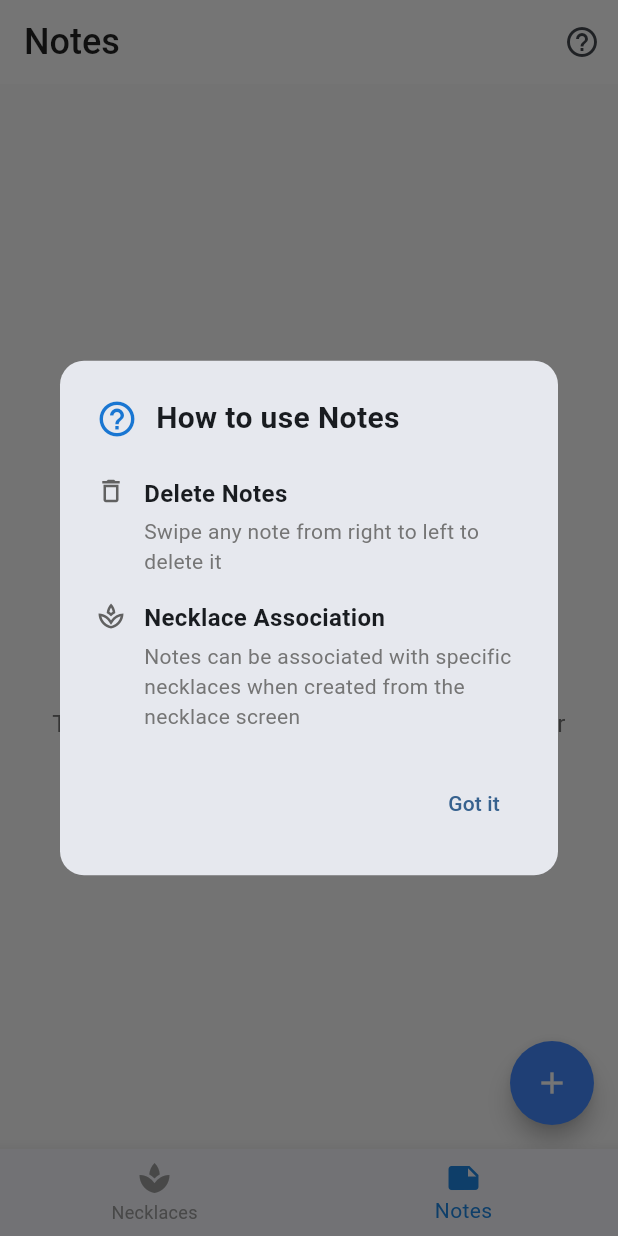
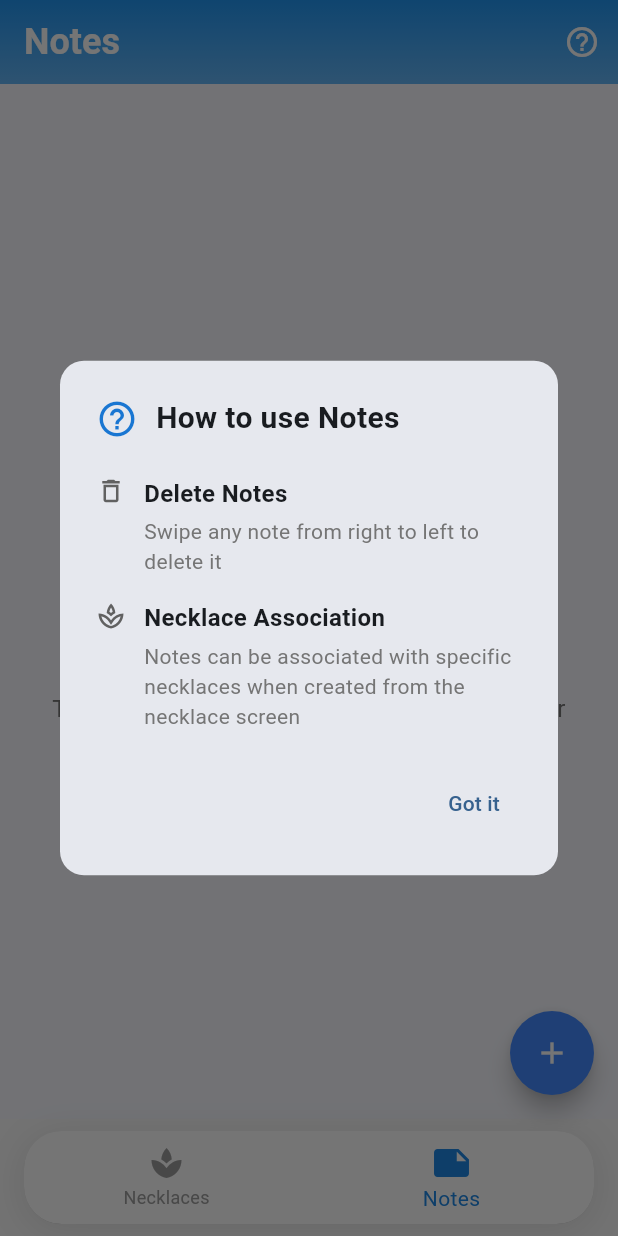
Before and after one commit to TylerHight/calming-necklace, a Flutter app: the screen it shows after launch, item 2 of the bottom bar chosen, after a tap on the "help outline" icon, on a phone screen of 412 x 824 dp. Run offline on Flutter 3.47's test engine with Material 3 defaults, Android fonts, the phone set to English and light mode, and no system bars; our stand-ins replace equatable, flutter_bloc, flutter_blue_plus, logger, numberpicker, permission_handler and 3 more; missing offline and left inert: bloc_test, mockito; accounts and stored records are empty.

Commit message:
feat: add app bar and navigation bar constants with gradient and shadow styles

```diff
--- a/lib/core/ui/ui_constants.dart
+++ b/lib/core/ui/ui_constants.dart
@@ -1,6 +1,34 @@
 import 'package:flutter/material.dart';
 
 class UIConstants {
+  // App Bar
+  static const List<Color> appBarGradientColors = [
+    Color(0xFF42A5F5),  // Light blue
+    Color(0xFF1976D2),  // Darker blue
+  ];
+  static const Color appBarTitleColor = Colors.white;
+  static const Color appBarIconColor = Colors.white;
+  static const double appBarElevation = 0.0;
+  static const double appBarHeight = 56.0;
+  static const EdgeInsets appBarPadding = EdgeInsets.symmetric(horizontal: 16.0);
+
+  // Timed Toggle Button Shadows
+  static const List<BoxShadow> timedToggleButtonShadows = [
+    BoxShadow(
+      color: Color(0x29000000),  // 16% opacity black
+      blurRadius: 12.0,
+      spreadRadius: 1.0,
+      offset: Offset(0, 3),
+    ),
+  ];
+  static const List<BoxShadow> timedToggleButtonPressedShadows = [
+    BoxShadow(
+      color: Color(0x40000000),  // 25% opacity black
+      blurRadius: 8.0,
+      offset: Offset(0, 2),
+    ),
+  ];
+
   // General
   static const Color floatingActionButtonColor = Colors.blueAccent; // Blue color for Floating Action Buttons
 
@@ -68,8 +96,8 @@ class UIConstants {
   static const double timedToggleButtonHeight = 55.0;
   static const double timedToggleButtonIconSize = 32.0;
   static const double timedToggleButtonSpacing = 12.0;  // Spacing between buttons
-  static const double timedToggleButtonBorderRadius = 30.0;
-  static const double timedToggleButtonBoxShadowBlurRadius = 8.0;
+  static const double timedToggleButtonBorderRadius = 27.5;  // Half of height for perfect circle
+  static const double timedToggleButtonBoxShadowBlurRadius = 12.0;
   static const Offset timedToggleButtonBoxShadowOffset = Offset(0, 2);
   static const double countdownTimerTextSize = 16.0;
 
@@ -90,4 +118,19 @@ class UIConstants {
   static const Color deviceSelectorBorderColor = Color(0xFFB0BEC5); // Darker border color
   static const Color deviceSelectorTextColor = Color(0xFF455A64); // Darker text color
   static const Color deviceSelectorIconColor = Color(0xFF455A64); // Darker icon color
+
+  // Navigation Bar
+  static const double navigationBarHeight = 60.0;
+  static const double navigationBarElevation = 8.0;
+  static const double navigationBarBorderRadius = 25.0;
+  static const EdgeInsets navigationBarMargin = EdgeInsets.symmetric(
+    horizontal: 16.0,
+    vertical: 8.0,
+  );
+  static const Color navigationBarSelectedColor = Color(0xFF1976D2);  // Blue
+  static const Color navigationBarUnselectedColor = Color(0xFF9E9E9E);  // Grey
+  static const double navigationBarSelectedIconSize = 28.0;
+  static const double navigationBarUnselectedIconSize = 24.0;
+  static const double navigationBarLabelFontSize = 12.0;
+  static const FontWeight navigationBarLabelWeight = FontWeight.w500;
 }
--- a/lib/features/necklaces_screen/presentation/necklaces_screen.dart
+++ b/lib/features/necklaces_screen/presentation/necklaces_screen.dart
@@ -76,20 +76,33 @@ class _NecklacesScreenState extends State<NecklacesScreen> {
         ),
       ),
       appBar: AppBar(
+        flexibleSpace: Container(
+          decoration: BoxDecoration(
+            gradient: LinearGradient(
+              begin: Alignment.bottomCenter,
+              end: Alignment.topCenter,
+              colors: [
+                Colors.blue.shade300,
+                Colors.blue.shade500,
+              ],
+            ),
+          ),
+        ),
         title: const Text(
           'My Necklaces',
           style: TextStyle(
-            color: Colors.black87,
+            color: Colors.white,
             fontWeight: FontWeight.w500,
             fontSize: 24,
           ),
         ),
-        backgroundColor: Colors.white,
+        backgroundColor: Colors.transparent,
         elevation: 0,
         actions: <Widget>[
           IconButton(
             icon: const Icon(Icons.help_outline),
             tooltip: 'How to use necklaces',
+            color: Colors.white,
             onPressed: () {
               showDialog(
                 context: context,
@@ -105,8 +118,8 @@ class _NecklacesScreenState extends State<NecklacesScreen> {
             return const Center(child: CircularProgressIndicator());
           } else if (state is NecklacesLoaded) {
             return state.necklaces.isEmpty
-              ? _buildEmptyState()
-              : _buildNecklaceList(state.necklaces);
+                ? _buildEmptyState()
+                : _buildNecklaceList(state.necklaces);
           } else if (state is NecklacesError) {
             return Center(child: Text(state.message));
           }
--- a/lib/features/necklaces_screen/widgets/necklace_panel/components/timed_toggle_button.dart
+++ b/lib/features/necklaces_screen/widgets/necklace_panel/components/timed_toggle_button.dart
@@ -191,9 +191,10 @@ class _TimedToggleButtonState extends State<_TimedToggleButtonView> {
                 borderRadius: BorderRadius.circular(UIConstants.timedToggleButtonBorderRadius),
                 boxShadow: isLightOn ? [
                   BoxShadow(
-                    color: widget.activeColor!.withOpacity(0.4),
-                    blurRadius: UIConstants.timedToggleButtonBoxShadowBlurRadius,
-                    offset: UIConstants.timedToggleButtonBoxShadowOffset,
+                    color: widget.activeColor!.withOpacity(0.3),
+                    blurRadius: 12,
+                    spreadRadius: 2,
+                    offset: const Offset(0, 3),
                   ),
                 ] : null,
               ),
--- a/lib/features/notes/presentation/notes_screen.dart
+++ b/lib/features/notes/presentation/notes_screen.dart
@@ -39,20 +39,26 @@ class _NotesScreenState extends State<NotesScreen> {
         ),
       ),
       appBar: AppBar(
+        flexibleSpace: Container(
+          decoration: BoxDecoration(
+            gradient: LinearGradient(
+              begin: Alignment.bottomCenter,
+              end: Alignment.topCenter,
+              colors: [
+                Colors.blue.shade300,
+                Colors.blue.shade500,
+              ],
+            ),
+          ),
+        ),
         title: const Text(
           'Notes',
-          style: TextStyle(
-            color: Colors.black87,
-            fontWeight: FontWeight.w500,
-            fontSize: 24,
-          ),
+          style: TextStyle(color: Colors.white),
         ),
-        backgroundColor: Colors.white,
-        elevation: 0,
         actions: [
           IconButton(
             icon: const Icon(Icons.help_outline),
-            tooltip: 'How to use notes',
+            color: Colors.white,
             onPressed: () {
               showDialog(context: context, builder: (context) => const NotesHelpDialog());
             },
--- a/lib/main.dart
+++ b/lib/main.dart
@@ -1,6 +1,7 @@
 import 'package:flutter/material.dart';
 import 'package:flutter_bloc/flutter_bloc.dart';
 import 'package:provider/provider.dart';
+import 'package:flutter/services.dart';
 import 'core/blocs/necklaces/necklaces_bloc.dart';
 import 'core/data/models/necklace.dart';
 import 'core/data/repositories/ble_repository.dart';
@@ -64,10 +65,6 @@ class MyApp extends StatelessWidget {
               seedColor: Colors.blue,
               brightness: Brightness.light,
             ),
-            bottomNavigationBarTheme: BottomNavigationBarThemeData(
-              selectedItemColor: Colors.blue[600],
-              unselectedItemColor: Colors.grey,
-            ),
             useMaterial3: true,
             cardTheme: CardTheme(
               elevation: 4,
@@ -76,10 +73,27 @@ class MyApp extends StatelessWidget {
                 borderRadius: BorderRadius.circular(20),
               ),
             ),
-            scaffoldBackgroundColor: Colors.grey[50],
             appBarTheme: AppBarTheme(
               elevation: 0,
               backgroundColor: Colors.transparent,
+              titleTextStyle: TextStyle(
+                fontSize: 24,
+                fontWeight: FontWeight.bold,
+                color: Colors.black87,
+              ),
+              iconTheme: IconThemeData(color: Colors.black87),
+              systemOverlayStyle: SystemUiOverlayStyle.dark,
+            ),
+            bottomNavigationBarTheme: BottomNavigationBarThemeData(
+              elevation: 8,
+              backgroundColor: Colors.white,
+              selectedItemColor: Colors.blue[600],
+              unselectedItemColor: Colors.grey[400],
+              selectedIconTheme: IconThemeData(size: 28),
+              unselectedIconTheme: IconThemeData(size: 24),
+              type: BottomNavigationBarType.fixed,
+              showSelectedLabels: true,
+              showUnselectedLabels: true,
             ),
           ),
           home: const MainScreen(), // Use MainScreen as the home
@@ -138,15 +152,32 @@ class _MainScreenState extends State<MainScreen> {
   @override
   Widget build(BuildContext context) {
     return Scaffold(
+      backgroundColor: Colors.grey[50],
       body: _widgetOptions.elementAt(_selectedIndex),
-      bottomNavigationBar: BottomNavigationBar(
+      bottomNavigationBar: Container(
+        margin: const EdgeInsets.symmetric(horizontal: 16, vertical: 8),
+        decoration: BoxDecoration(
+          borderRadius: BorderRadius.circular(25),
+          boxShadow: [
+            BoxShadow(
+              color: Colors.black.withOpacity(0.1),
+              blurRadius: 20,
+              offset: const Offset(0, 4),
+            ),
+          ],
+        ),
+        child: ClipRRect(
+          borderRadius: BorderRadius.circular(25),
+          child: BottomNavigationBar(
             items: const <BottomNavigationBarItem>[
               BottomNavigationBarItem(
                 icon: Icon(Icons.spa),
+                activeIcon: Icon(Icons.spa, size: 28),
                 label: 'Necklaces',
               ),
               BottomNavigationBarItem(
                 icon: Icon(Icons.note),
+                activeIcon: Icon(Icons.note, size: 28),
                 label: 'Notes',
               ),
             ],
@@ -155,6 +186,8 @@ class _MainScreenState extends State<MainScreen> {
             unselectedItemColor: Colors.grey,
             onTap: _onItemTapped,
           ),
+        ),
+      ),
     );
   }
 }
```
Lines whose indentation alone changed are shown as unchanged.
